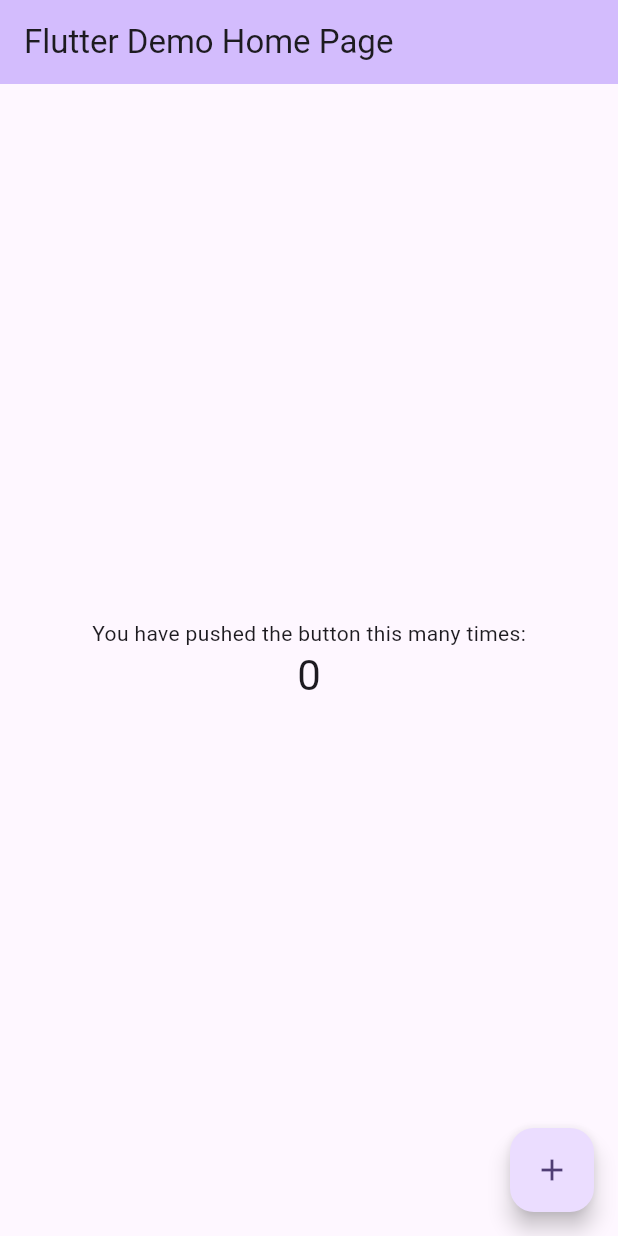
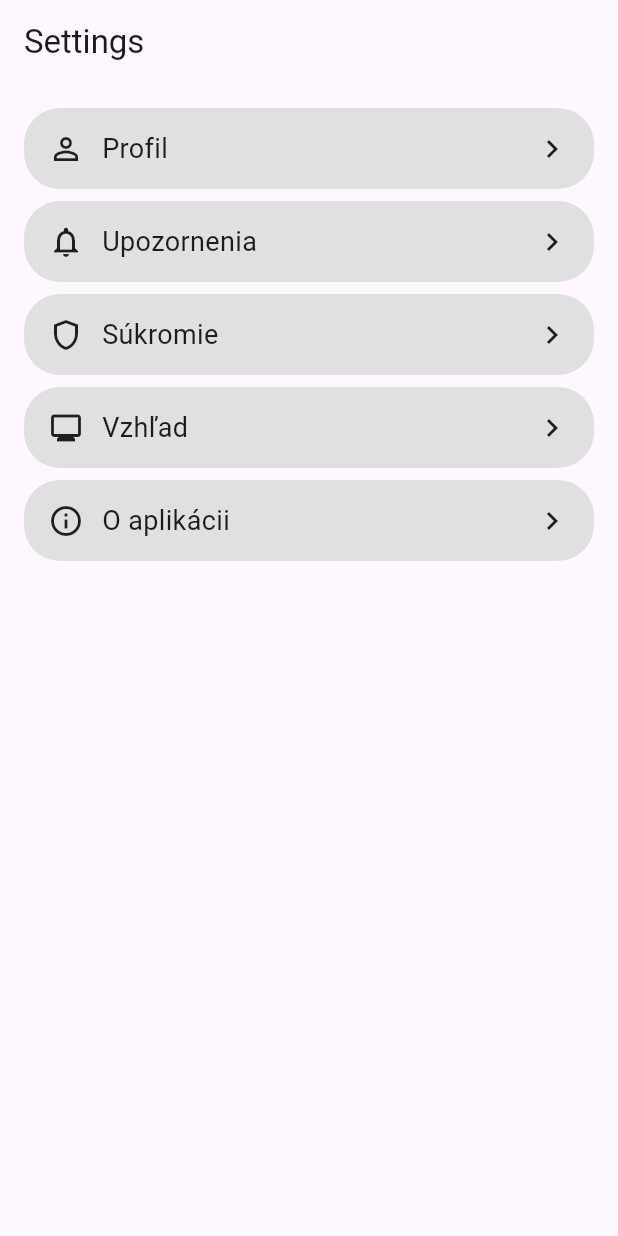
Before and after one commit to lil-gal/StratyANalezy, a Flutter app: the screen it shows after launch, on a phone screen of 412 x 824 dp. Run offline on Flutter 3.47's test engine with Material 3 defaults, Android fonts, the phone set to English and light mode, and no system bars.

Commit message:
Components for settings menu

```diff
--- /dev/null
+++ b/lib/components/settings_menu_item.dart
@@ -0,0 +1,48 @@
+import 'package:flutter/material.dart';
+
+class SettingsMenuItem extends StatelessWidget {
+  const SettingsMenuItem({
+    super.key,
+    required this.title,
+    required this.icon,
+    required this.onTap,
+  });
+
+  final String title;
+  final IconData icon;
+  final VoidCallback onTap;
+
+  @override
+  Widget build(BuildContext context) {
+    return Padding(
+      padding: const EdgeInsets.only(bottom: 8),
+      child: Material(
+        color: Colors.grey[300],
+        borderRadius: BorderRadius.circular(24),
+        child: InkWell(
+          borderRadius: BorderRadius.circular(24),
+          onTap: onTap,
+          child: Padding(
+            padding: const EdgeInsets.symmetric(
+              horizontal: 16,
+              vertical: 14,
+            ),
+            child: Row(
+              children: [
+                Icon(icon, size: 24),
+                const SizedBox(width: 12),
+                Expanded(
+                  child: Text(
+                    title,
+                    style: const TextStyle(fontSize: 18),
+                  ),
+                ),
+                const Icon(Icons.chevron_right),
+              ],
+            ),
+          ),
+        ),
+      ),
+    );
+  }
+}
--- a/lib/main.dart
+++ b/lib/main.dart
@@ -1,4 +1,5 @@
 import 'package:flutter/material.dart';
+import 'settings_page.dart';
 
 void main() {
   runApp(const MyApp());
@@ -11,112 +12,8 @@ class MyApp extends StatelessWidget {
   @override
   Widget build(BuildContext context) {
     return MaterialApp(
-      title: 'Flutter Demo',
-      theme: ThemeData(
-        // This is the theme of your application.
-        //
-        // TRY THIS: Try running your application with "flutter run". You'll see
-        // the application has a purple toolbar. Then, without quitting the app,
-        // try changing the seedColor in the colorScheme below to Colors.green
-        // and then invoke "hot reload" (save your changes or press the "hot
-        // reload" button in a Flutter-supported IDE, or press "r" if you used
-        // the command line to start the app).
-        //
-        // Notice that the counter didn't reset back to zero; the application
-        // state is not lost during the reload. To reset the state, use hot
-        // restart instead.
-        //
-        // This works for code too, not just values: Most code changes can be
-        // tested with just a hot reload.
-        colorScheme: .fromSeed(seedColor: Colors.deepPurple),
-      ),
-      home: const MyHomePage(title: 'Flutter Demo Home Page'),
+      title: 'Settings Demo',
+      home: const SettingsPage(),
     );
   }
 }
-
-class MyHomePage extends StatefulWidget {
-  const MyHomePage({super.key, required this.title});
-
-  // This widget is the home page of your application. It is stateful, meaning
-  // that it has a State object (defined below) that contains fields that affect
-  // how it looks.
-
-  // This class is the configuration for the state. It holds the values (in this
-  // case the title) provided by the parent (in this case the App widget) and
-  // used by the build method of the State. Fields in a Widget subclass are
-  // always marked "final".
-
-  final String title;
-
-  @override
-  State<MyHomePage> createState() => _MyHomePageState();
-}
-
-class _MyHomePageState extends State<MyHomePage> {
-  int _counter = 0;
-
-  void _incrementCounter() {
-    setState(() {
-      // This call to setState tells the Flutter framework that something has
-      // changed in this State, which causes it to rerun the build method below
-      // so that the display can reflect the updated values. If we changed
-      // _counter without calling setState(), then the build method would not be
-      // called again, and so nothing would appear to happen.
-      _counter++;
-    });
-  }
-
-  @override
-  Widget build(BuildContext context) {
-    // This method is rerun every time setState is called, for instance as done
-    // by the _incrementCounter method above.
-    //
-    // The Flutter framework has been optimized to make rerunning build methods
-    // fast, so that you can just rebuild anything that needs updating rather
-    // than having to individually change instances of widgets.
-    return Scaffold(
-      appBar: AppBar(
-        // TRY THIS: Try changing the color here to a specific color (to
-        // Colors.amber, perhaps?) and trigger a hot reload to see the AppBar
-        // change color while the other colors stay the same.
-        backgroundColor: Theme.of(context).colorScheme.inversePrimary,
-        // Here we take the value from the MyHomePage object that was created by
-        // the App.build method, and use it to set our appbar title.
-        title: Text(widget.title),
-      ),
-      body: Center(
-        // Center is a layout widget. It takes a single child and positions it
-        // in the middle of the parent.
-        child: Column(
-          // Column is also a layout widget. It takes a list of children and
-          // arranges them vertically. By default, it sizes itself to fit its
-          // children horizontally, and tries to be as tall as its parent.
-          //
-          // Column has various properties to control how it sizes itself and
-          // how it positions its children. Here we use mainAxisAlignment to
-          // center the children vertically; the main axis here is the vertical
-          // axis because Columns are vertical (the cross axis would be
-          // horizontal).
-          //
-          // TRY THIS: Invoke "debug painting" (choose the "Toggle Debug Paint"
-          // action in the IDE, or press "p" in the console), to see the
-          // wireframe for each widget.
-          mainAxisAlignment: .center,
-          children: [
-            const Text('You have pushed the button this many times:'),
-            Text(
-              '$_counter',
-              style: Theme.of(context).textTheme.headlineMedium,
-            ),
-          ],
-        ),
-      ),
-      floatingActionButton: FloatingActionButton(
-        onPressed: _incrementCounter,
-        tooltip: 'Increment',
-        child: const Icon(Icons.add),
-      ),
-    );
-  }
-}
--- /dev/null
+++ b/lib/settings_page.dart
@@ -0,0 +1,57 @@
+import 'package:flutter/material.dart';
+import 'components/settings_menu_item.dart';
+
+class SettingsPage extends StatelessWidget {
+  const SettingsPage({super.key});
+
+  @override
+  Widget build(BuildContext context) {
+    return Scaffold(
+      appBar: AppBar(
+        title: const Text('Settings'),
+      ),
+      body: Padding(
+        padding: const EdgeInsets.all(16),
+        child: Column(
+          children: [
+            SettingsMenuItem(
+              title: 'Profil',
+              icon: Icons.person_outline,
+              onTap: () {
+                print('Profil');
+              },
+            ),
+            SettingsMenuItem(
+              title: "Upozornenia",
+              icon: Icons.notifications_none,
+              onTap: () {
+                print('Upozornenia');
+              },
+            ),
+            SettingsMenuItem(
+              title: "Súkromie",
+              icon: Icons.shield_outlined,
+              onTap: () {
+                print('Súkromie');
+              },
+            ),
+            SettingsMenuItem(
+              title: "Vzhľad",
+              icon: Icons.monitor_outlined,
+              onTap: () {
+                print('Vzhľad');
+              },
+            ),
+            SettingsMenuItem(
+              title: "O aplikácii",
+              icon: Icons.info_outlined,
+              onTap: () {
+                print('O aplikácii');
+              },
+            ),
+          ],
+        ),
+      ),
+    );
+  }
+}
```
